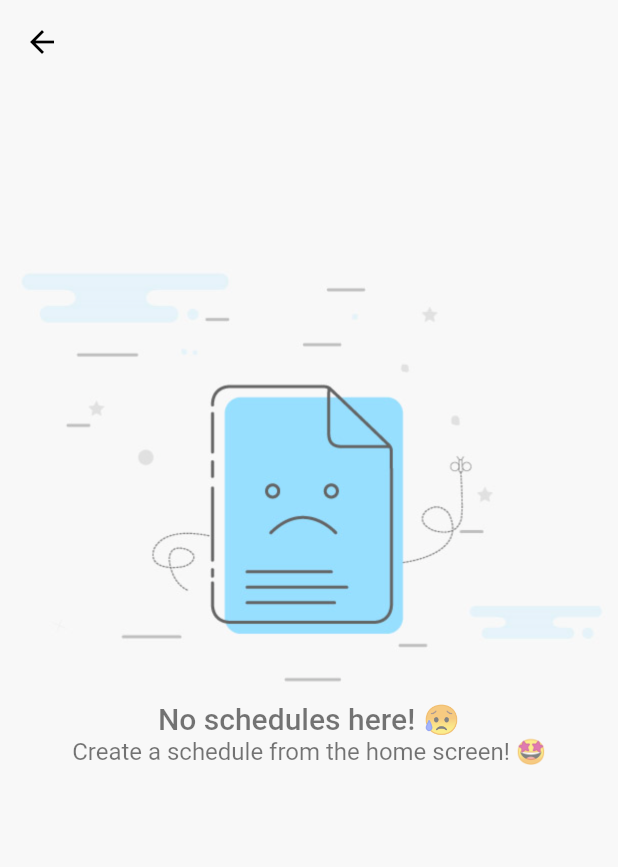
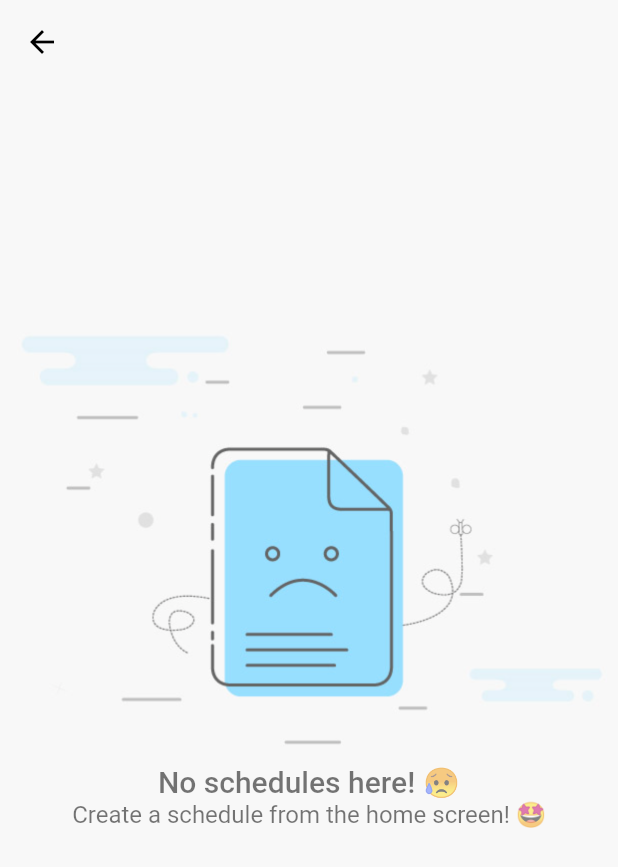
Before and after one commit to get6/haru, a Flutter app: the HistoriesPage screen opened by its route, on a phone screen of 412 x 824 dp. Shown: the top 867 px of the screen. Run offline on Flutter 3.47's test engine with Material 2 defaults, Android fonts, the phone set to English and light mode, and no system bars; our stand-ins replace datetime_picker_formfield, flutter_local_notifications, hive, hive_flutter, hooks_riverpod, logger and 3 more; missing offline and left inert: day_night_time_picker; accounts and stored records are empty.

Commit message:
가운데 조정

```diff
--- a/lib/common/empty_page.dart
+++ b/lib/common/empty_page.dart
@@ -14,16 +14,15 @@ class EmptyPage extends StatelessWidget {
   Widget build(BuildContext context) {
     return Container(
       decoration: BoxDecoration(color: empty_color),
-      child: Column(
-        mainAxisAlignment: MainAxisAlignment.center,
-        children: [
-          Image.asset(
-            'assets/images/nothing.png',
-            fit: BoxFit.cover,
-          ),
-          Column(
-            mainAxisAlignment: MainAxisAlignment.center,
+      child: Center(
+        child: SizedBox(
+          height: MediaQuery.of(context).size.height / 1.8,
+          child: Column(
             children: [
+              Image.asset(
+                'assets/images/nothing.png',
+                fit: BoxFit.cover,
+              ),
               Text(
                 title,
                 style: Theme.of(context)
@@ -40,8 +39,7 @@ class EmptyPage extends StatelessWidget {
               ),
             ],
           ),
-          const SizedBox(height: 200),
-        ],
+        ),
       ),
     );
   }
```
